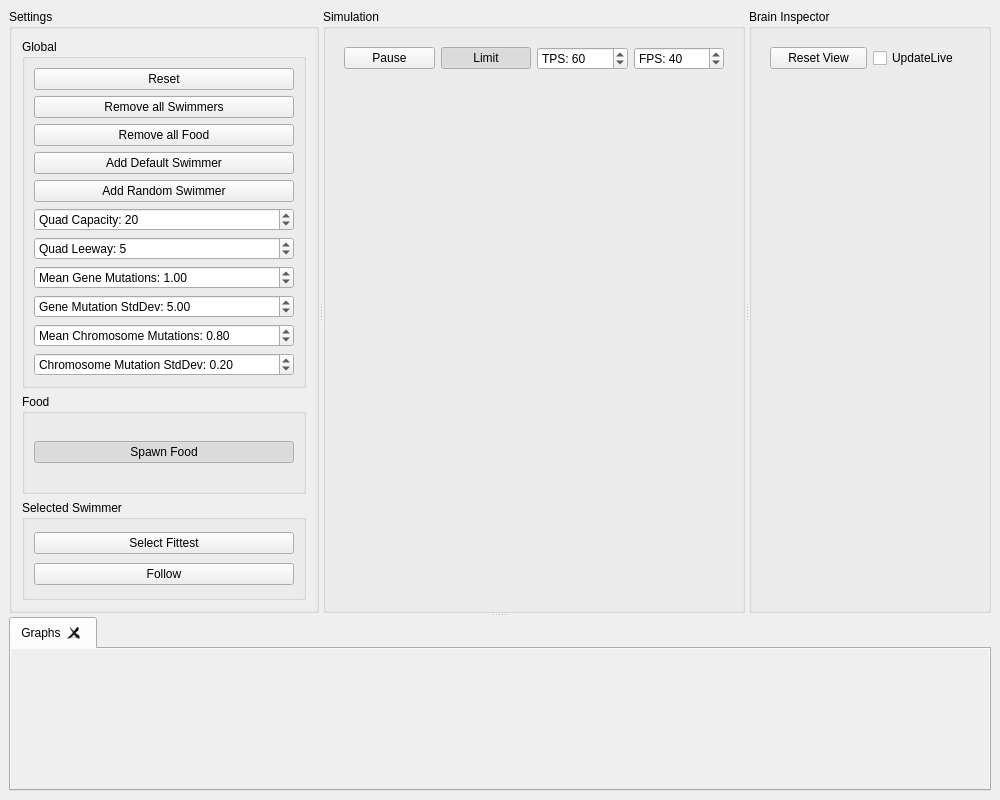
The window that MainWindow.ui (mikepyne/Trilobytes) describes before a commit, drawn with Qt 5.
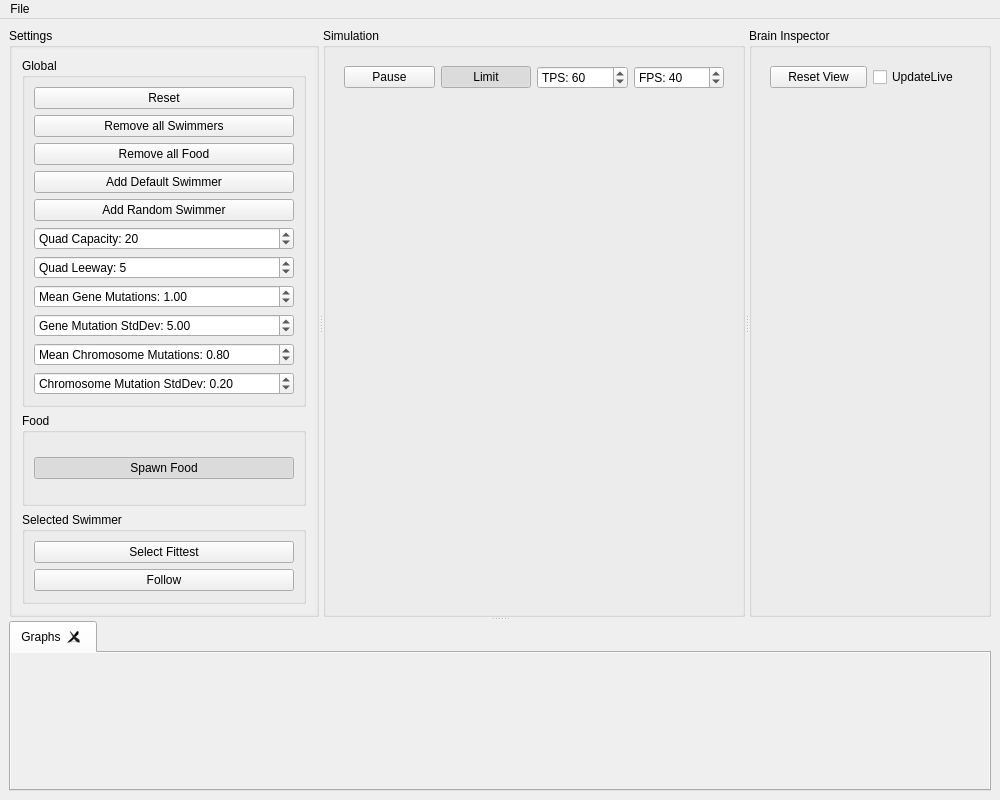
The same window after the commit. Custom widgets are drawn as their Qt base class.

Diff of the .ui file:
```diff
--- a/MainWindow.ui
+++ b/MainWindow.ui
@@ -82,7 +82,7 @@
                  <x>0</x>
                  <y>0</y>
                  <width>292</width>
-                 <height>551</height>
+                 <height>553</height>
                 </rect>
                </property>
                <layout class="QVBoxLayout" name="verticalLayout_5">
@@ -435,7 +435,7 @@
               <x>0</x>
               <y>0</y>
               <width>976</width>
-              <height>141</height>
+              <height>139</height>
              </rect>
             </property>
            </widget>
@@ -457,6 +457,13 @@
      <height>21</height>
     </rect>
    </property>
+   <widget class="QMenu" name="menuFile">
+    <property name="title">
+     <string>File</string>
+    </property>
+    <addaction name="actionSave_Selected_Swimmer"/>
+   </widget>
+   <addaction name="menuFile"/>
   </widget>
  </widget>
  <customwidgets>
```
Left out of the diff: 5 changed lines with no effect on the pictures.
